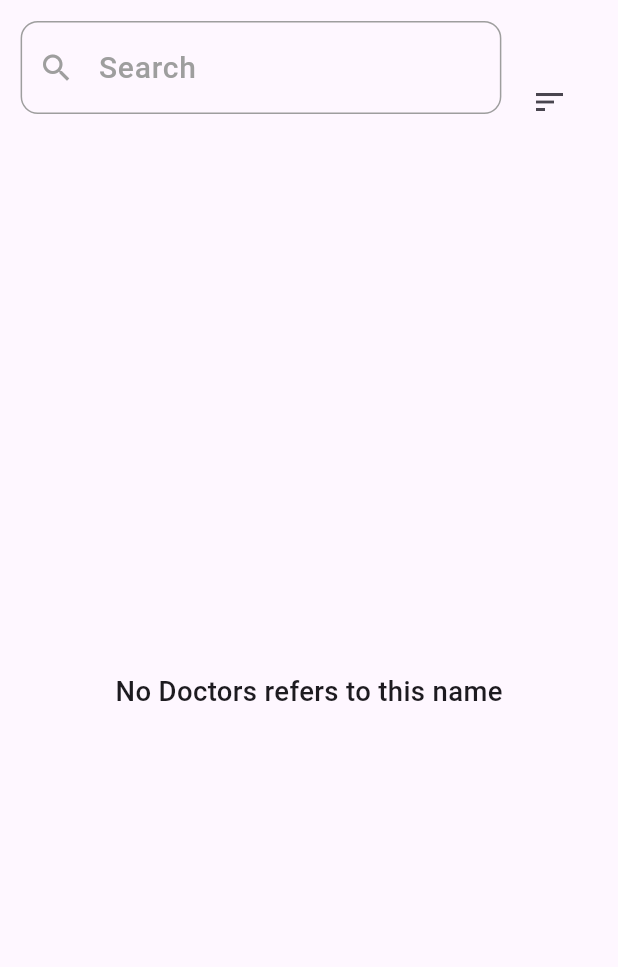
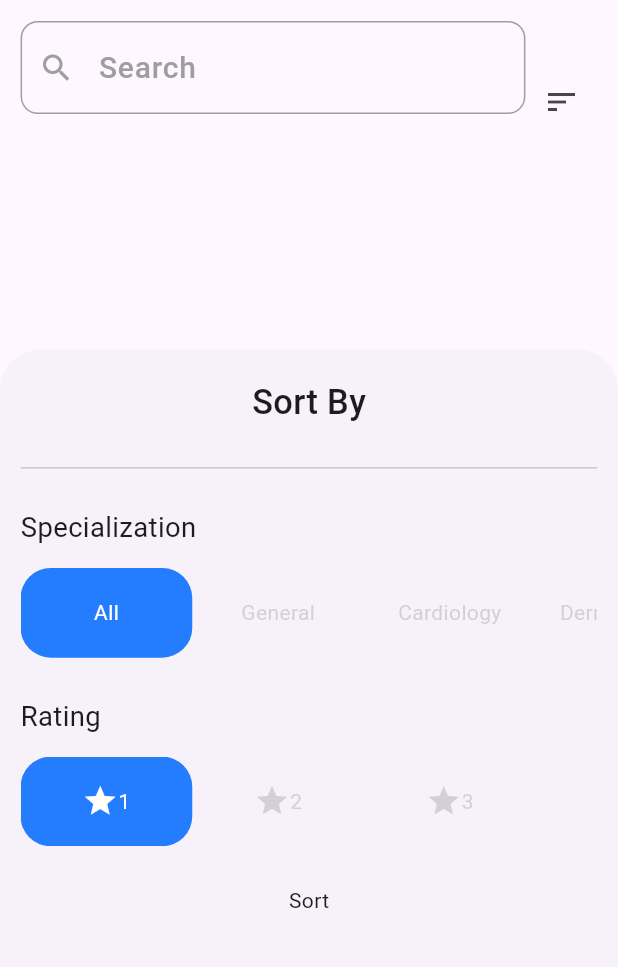
Before and after one commit to ahmedemara231/doctor_appointment, a Flutter app: the RecommendedDoctors screen opened directly, after a tap on the "sort" icon, on a phone screen of 412 x 824 dp, the part 63-1030 px from its top. Run offline on Flutter 3.47's test engine with Material 3 defaults, Android fonts, the phone set to English and light mode, and no system bars; our stand-ins replace bloc, cached_network_image, connectivity_plus, curved_navigation_bar, custom_rating_bar, date_picker_timeline and 29 more; missing offline and left inert: animated_snack_bar, feedback, flutter_expandable_text, flutter_paypal_payment, flutter_stripe, loading_icon_button and 2 more; accounts and stored records are empty; network calls fail.

Commit message:
FIX: sorting in recommended and specialization doctors

```diff
--- a/lib/src/core/helpers/app_widgets/search_sorting.dart
+++ /dev/null
@@ -1,108 +0,0 @@
-import 'package:doctors_appointment/src/core/helpers/app_widgets/app_loading_button.dart';
-import 'package:doctors_appointment/src/core/helpers/base_extensions/context/mediaQuery.dart';
-import 'package:doctors_appointment/src/core/helpers/base_extensions/context/padding.dart';
-import 'package:flutter/material.dart';
-import 'package:flutter_screenutil/flutter_screenutil.dart';
-import 'package:loading_icon_button/loading_icon_button.dart';
-import '../../../features/home/widgets/recommended_doctors_widgets/sort_by.dart';
-import '../base_widgets/divider.dart';
-import '../base_widgets/text.dart';
-import 'doctors_search.dart';
-
-class SearchAndSorting extends StatefulWidget {
-  const SearchAndSorting({super.key,
-    // config
-    required this.value,
-    required this.scaffoldKey,
-    required this.controller,
-
-    // search
-    required this.onChanged,
-
-    // sorting
-    // required this.sortByWidgets,
-    // required this.onSortBtnPress,
-  });
-
-  final GlobalKey<ScaffoldState> scaffoldKey;
-  final TextEditingController controller;
-  final bool value;
-  final void Function(String)? onChanged;
-  // final void Function()? onSortBtnPress;
-  // List<SortByWidget> sortByWidgets;
-
-  @override
-  State<SearchAndSorting> createState() => _SearchAndSortingState();
-}
-
-class _SearchAndSortingState extends State<SearchAndSorting> {
-
-  late final LoadingButtonController btnController;
-
-  @override
-  void initState() {
-    btnController = LoadingButtonController();
-    super.initState();
-  }
-
-  @override
-  Widget build(BuildContext context) {
-    return Row(
-      children: [
-        Expanded(
-          child: AnimatedContainer(
-              duration: const Duration(milliseconds: 300),
-              height: widget.value ? 90.h : 0,
-              child: widget.value ?
-              DoctorsSearch(
-                controller: widget.controller,
-                onChanged: widget.onChanged
-              ) : const SizedBox.shrink()
-          ),
-        ),
-        Padding(
-          padding: context.horizontalSymmetricPadding(7.w),
-          child: IconButton(
-              onPressed: () {
-                widget.scaffoldKey.currentState?.showBottomSheet((context) => SizedBox(
-                  height: context.setHeight(2),
-                  child: Padding(
-                    padding: context.horizontalSymmetricPadding(12.w),
-                    child: Column(
-                      children: [
-                        SizedBox(height: 16.h),
-                        MyText(text: 'Sort By', fontSize:  20.sp, fontWeight: FontWeight.w500,),
-                        Padding(
-                          padding: context.verticalSymmetricPadding(16.h),
-                          child: const MyDivider(),
-                        ),
-                        // Column(
-                        //   children: [
-                        //     for(SortByWidget type in widget.sortByWidgets)
-                        //       Expanded(child: type),
-                        //     AppLoadingButton(
-                        //         onPressed: widget.onSortBtnPress,
-                        //         title: 'Sort', btnController: btnController
-                        //     )
-                        //   ],
-                        // ),
-                      ],
-                    ),
-                  ),
-                ));
-              },
-              icon: const Icon(Icons.sort)
-          ),
-        )
-      ],
-    );
-  }
-
-  @override
-  void dispose() {
-    btnController.stop();
-    widget.controller.dispose();
-    widget.scaffoldKey.currentState?.dispose();
-    super.dispose();
-  }
-}
--- a/lib/src/features/home/blocs/home/seach/search_interface.dart
+++ b/lib/src/features/home/blocs/home/seach/search_interface.dart
@@ -1,5 +1,4 @@
 import 'package:doctors_appointment/src/features/home/models/doctor_data.dart';
-
 abstract class Search{
   static List<DoctorInfo> execute({
     required List<DoctorInfo> fullList,
@@ -10,7 +9,8 @@ abstract class Search{
       return List.from(fullList);
     }else{
       result = fullList
-          .where((element) => element.name.toLowerCase().contains(pattern))
+          .where((element) => element.name.toLowerCase()
+          .contains(pattern))
           .toList();
     }
     return result;
--- a/lib/src/features/home/screens/recommended_doctors_screen.dart
+++ b/lib/src/features/home/screens/recommended_doctors_screen.dart
@@ -1,5 +1,5 @@
 import 'package:doctors_appointment/src/core/helpers/app_widgets/empty_list_widget.dart';
-import 'package:doctors_appointment/src/core/helpers/app_widgets/search_sorting.dart';
+import 'package:doctors_appointment/src/features/home/widgets/recommended_doctors_widgets/sorting.dart';
 import 'package:doctors_appointment/src/core/helpers/base_extensions/context/padding.dart';
 import 'package:doctors_appointment/src/core/helpers/base_extensions/context/routes.dart';
 import 'package:doctors_appointment/src/features/home/screens/doctor_details.dart';
@@ -7,9 +7,8 @@ import 'package:flutter/material.dart';
 import 'package:flutter/rendering.dart';
 import 'package:flutter_bloc/flutter_bloc.dart';
 import 'package:flutter_screenutil/flutter_screenutil.dart';
-import 'package:loading_icon_button/loading_icon_button.dart';
+import '../../../core/helpers/app_widgets/doctors_search.dart';
 import '../../../core/helpers/base_widgets/text.dart';
-import '../../../core/helpers/data_types/sorting_result.dart';
 import '../blocs/home/cubit.dart';
 import '../blocs/home/state.dart';
 import '../widgets/main_screen_widgets/doctors_card.dart';
@@ -22,28 +21,13 @@ class RecommendedDoctors extends StatefulWidget {
 }
 
 class _RecommendedDoctorsState extends State<RecommendedDoctors> {
-  late LoadingButtonController btnController;
   late TextEditingController searchController;
 
-  SortingResult result = SortingResult();
-
-  List<String> values = const <String>[
-    'All',
-    'General',
-    'Cardiology',
-    'Dermatology',
-    'Gastroenterology',
-    'Orthopedics',
-    'Urology',
-    'Neurology',
-  ];
-
-  List<String> ratingValues = const <String>['1', '2', '3', '4', '5', 'All'];
+  late final GlobalKey<ScaffoldState> _scaffoldKey;
 
   late ScrollController _scrollController;
   ValueNotifier<bool> isSearchBarVisible = ValueNotifier(true);
 
-  late final GlobalKey<ScaffoldState> scaffoldKey;
   void _scrollListener() {
     if (_scrollController.position.userScrollDirection == ScrollDirection.reverse) {
           if(isSearchBarVisible.value){
@@ -60,22 +44,21 @@ class _RecommendedDoctorsState extends State<RecommendedDoctors> {
     context.read<HomeCubit>().getRecommendedDoctors();
     searchController = TextEditingController();
     _scrollController = ScrollController()..addListener(_scrollListener);
-    scaffoldKey = GlobalKey<ScaffoldState>();
-    btnController = LoadingButtonController();
+    _scaffoldKey = GlobalKey<ScaffoldState>();
     super.initState();
   }
   @override
   void dispose() {
-    scaffoldKey.currentState?.dispose();
+    _scaffoldKey.currentState?.dispose();
     searchController.dispose();
     _scrollController.removeListener(_scrollListener);
     _scrollController.dispose();
-    btnController.stop();
     super.dispose();
   }
   @override
   Widget build(BuildContext context) {
     return Scaffold(
+      key: _scaffoldKey,
       appBar: AppBar(
         title: const MyText(text: 'Recommended Doctor', fontWeight: FontWeight.w500,),
         centerTitle: true,
@@ -86,23 +69,29 @@ class _RecommendedDoctorsState extends State<RecommendedDoctors> {
           children: [
             ValueListenableBuilder(
               valueListenable: isSearchBarVisible,
-              builder: (context, value, child) => SearchAndSorting(
-                value: value,
-                scaffoldKey: scaffoldKey,
-                controller: searchController,
-                onChanged: (p0) => context.read<HomeCubit>().search(
-                    pattern: p0,
-                    isByRecommended: true
-                ),
-                // sortByWidgets: [
-                //   SortByWidget(
-                //       sortingType: 'Specialization',
-                //       sortingValues: values,
-                //       onSort: (selectedOption) {},
-                //       selectedIndex: selectedIndex
-                //   )
-                // ],
-                // onSortBtnPress: () => context.read<HomeCubit>().sortDoctors(result),
+              builder: (context, value, child) => Row(
+                children: [
+                  Expanded(
+                    child: AnimatedContainer(
+                        duration: const Duration(milliseconds: 300),
+                        height: isSearchBarVisible.value ? 90.h : 0,
+                        child: isSearchBarVisible.value ?
+                        DoctorsSearch(
+                            controller: searchController,
+                            onChanged: (p0) => context.read<HomeCubit>().search(
+                                pattern: p0,
+                                isByRecommended: true
+                            ),
+                        ) : const SizedBox.shrink()
+                    ),
+                  ),
+                  IconButton(
+                      onPressed: () => _scaffoldKey.currentState!.showBottomSheet(
+                              (context) => const Sorting(isRecommended: true)
+                      ),
+                      icon: const Icon(Icons.sort)
+                  )
+                ],
               )
             ),
             SizedBox(height: 16.h),
--- a/lib/src/features/home/widgets/recommended_doctors_widgets/sort_by.dart
+++ b/lib/src/features/home/widgets/recommended_doctors_widgets/sort_by.dart
@@ -9,13 +9,11 @@ class SortByWidget extends StatefulWidget {
     required this.sortingType,
     required this.sortingValues,
     required this.onSort,
-    required this.selectedIndex
-  });
+});
 
-  final void Function(String selectedOption) onSort;
-  final String sortingType;
+final void Function(String selectedOption) onSort;
+final String sortingType;
   final List<String> sortingValues;
-  final int selectedIndex;
 
   @override
   State<SortByWidget> createState() => _SortByWidgetState();
@@ -24,9 +22,11 @@ class SortByWidget extends StatefulWidget {
 class _SortByWidgetState extends State<SortByWidget> {
 
   late int selected;
+
   @override
   void initState() {
-    selected = widget.selectedIndex;
+    selected = 0;
+    widget.onSort(widget.sortingValues[0]);
     super.initState();
   }
   @override
@@ -60,11 +60,13 @@ class _SortByWidgetState extends State<SortByWidget> {
                               if(widget.sortingType == 'Rating')
                                 Icon(
                                   Icons.star,
-                                  color: selected == index? Colors.white : Colors.grey.withOpacity(.4),
+                                  color: selected == index?
+                                  Colors.white : Colors.grey.withOpacity(.4),
                                 ),
                               MyText(
                                 text: widget.sortingValues[index],
-                                color: selected == index? Colors.white : Colors.grey.withOpacity(.4),
+                                color: selected == index?
+                                Colors.white : Colors.grey.withOpacity(.4),
                               ),
                             ],
                           )
--- /dev/null
+++ b/lib/src/features/home/widgets/recommended_doctors_widgets/sorting.dart
@@ -0,0 +1,97 @@
+import 'package:doctors_appointment/src/core/helpers/base_extensions/context/mediaQuery.dart';
+import 'package:doctors_appointment/src/core/helpers/base_extensions/context/padding.dart';
+import 'package:flutter/material.dart';
+import 'package:flutter_bloc/flutter_bloc.dart';
+import 'package:flutter_screenutil/flutter_screenutil.dart';
+import 'package:loading_icon_button/loading_icon_button.dart';
+
+import '../../blocs/home/cubit.dart';
+import 'sort_by.dart';
+import '../../../../core/helpers/base_widgets/text.dart';
+import '../../../../core/helpers/data_types/sorting_result.dart';
+import '../../../../core/helpers/app_widgets/app_loading_button.dart';
+
+class Sorting extends StatefulWidget {
+  final bool isRecommended;
+  const Sorting({super.key,
+    required this.isRecommended
+  });
+
+  @override
+  State<Sorting> createState() => _SortingState();
+}
+
+class _SortingState extends State<Sorting> {
+
+  late LoadingButtonController btnController;
+  SortingResult result = SortingResult();
+
+  List<String> values = const <String>[
+    'All',
+    'General',
+    'Cardiology',
+    'Dermatology',
+    'Gastroenterology',
+    'Orthopedics',
+    'Urology',
+    'Neurology',
+  ];
+
+  List<String> ratingValues = const <String>['1', '2', '3', '4', '5', 'All'];
+
+  @override
+  void initState() {
+    btnController = LoadingButtonController();
+    super.initState();
+  }
+  @override
+  Widget build(BuildContext context) {
+    return Padding(
+      padding: context.horizontalSymmetricPadding(12.w),
+      child: Container(
+        width: double.infinity,
+        height: context.setHeight(1.5),
+        decoration: BoxDecoration(borderRadius: BorderRadius.circular(12)),
+        child: Column(
+          children: [
+            SizedBox(height: 16.h),
+            MyText(text: 'Sort By', fontSize:  20.sp, fontWeight: FontWeight.w500,),
+            Padding(
+              padding: context.verticalSymmetricPadding(16.h),
+              child: const Divider(),
+            ),
+            SortByWidget(sortingType: 'Specialization', sortingValues: values, onSort: (selectedOption) {
+              result.speciality = selectedOption;
+            },),
+            Padding(
+              padding: context.verticalSymmetricPadding(22.h),
+              child: SortByWidget(
+                sortingType: 'Rating',
+                sortingValues: ratingValues,
+                onSort: (selectedOption) {
+                result.rating = selectedOption;
+              },),
+            ),
+            AppLoadingButton(
+                onPressed: () {
+                  context.read<HomeCubit>().sortDoctors(
+                      result: result,
+                      isRecommended: widget.isRecommended
+                  );
+                  btnController.success();
+                  Navigator.pop(context);
+                },
+                title: 'Sort', btnController: btnController
+            )
+          ],
+        ),
+      ),
+    );
+  }
+
+  @override
+  void dispose() {
+    btnController.stop();
+    super.dispose();
+  }
+}
```
Also changed, not shown: lib/src/features/home/blocs/home/cubit.dart (+12 -6 lines), lib/src/features/home/screens/doctors_based_specialities_screen.dart (+28 -11 lines), lib/src/features/home/screens/user_chats.dart (+5 -3 lines), lib/src/features/search/screen/main_screen.dart (+19 -19 lines).
